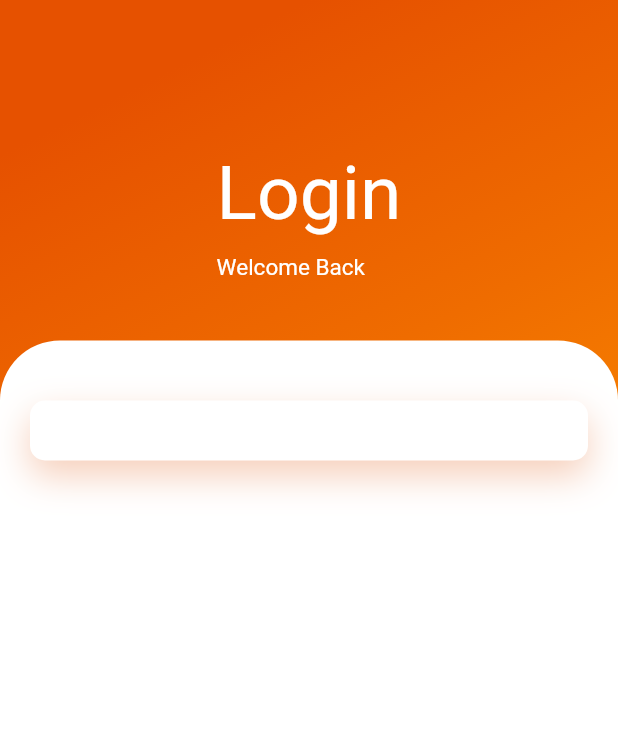
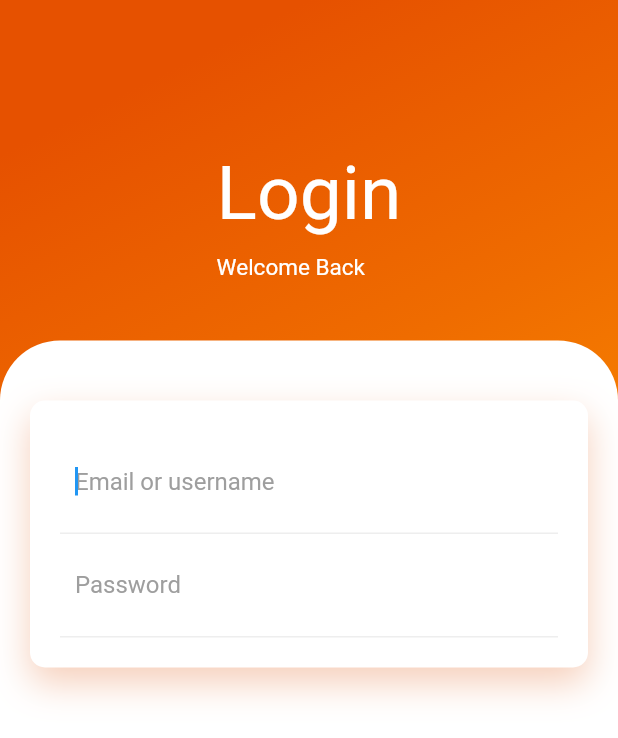
Before and after one commit to theProgrammerDavid/flutter-login, a Flutter app: the screen it shows after launch, on a phone screen of 412 x 824 dp. Shown: the top 738 px of the screen. Run offline on Flutter 3.47's test engine with Material 2 defaults, Android fonts, the phone set to English and light mode, and no system bars.

Commit message:
[WIP]: login screen

```diff
--- a/GradientLogin1/lib/main.dart
+++ b/GradientLogin1/lib/main.dart
@@ -44,7 +44,7 @@ class HomePage extends StatelessWidget {
               child: Padding(
                   padding: EdgeInsets.all(20),
                   child: Column(children: <Widget>[
-                    SizedBox(height:20),
+                    SizedBox(height: 20),
                     Container(
                       padding: EdgeInsets.all(20),
                       decoration: BoxDecoration(
@@ -56,9 +56,34 @@ class HomePage extends StatelessWidget {
                           ],
                           borderRadius: BorderRadius.circular(10),
                           color: Colors.white),
-                          child: Column(children: <Widget>[
-                            Container()
-                          ]),
+                      child: Column(children: <Widget>[
+                        Container(
+                          padding: EdgeInsets.all(10),
+                          decoration: BoxDecoration(
+                              border: Border(
+                                  bottom: BorderSide(color: Colors.grey[200]))),
+                          child: TextField(
+                            autofocus: true,
+                              decoration: InputDecoration(
+                                  hintText: "Email or username",
+                                  border: InputBorder.none,
+                                  hintStyle:
+                                      TextStyle(color: Colors.grey[500]))),
+                        ),
+                        Container(
+                          padding: EdgeInsets.all(10),
+                          decoration: BoxDecoration(
+                              border: Border(
+                                  bottom: BorderSide(color: Colors.grey[200]))),
+                          child: TextField(
+                            obscureText: true,
+                              decoration: InputDecoration(
+                                  hintText: "Password",
+                                  border: InputBorder.none,
+                                  hintStyle:
+                                      TextStyle(color: Colors.grey[500]))),
+                        )
+                      ]),
                     ),
                   ])),
             )),
```
